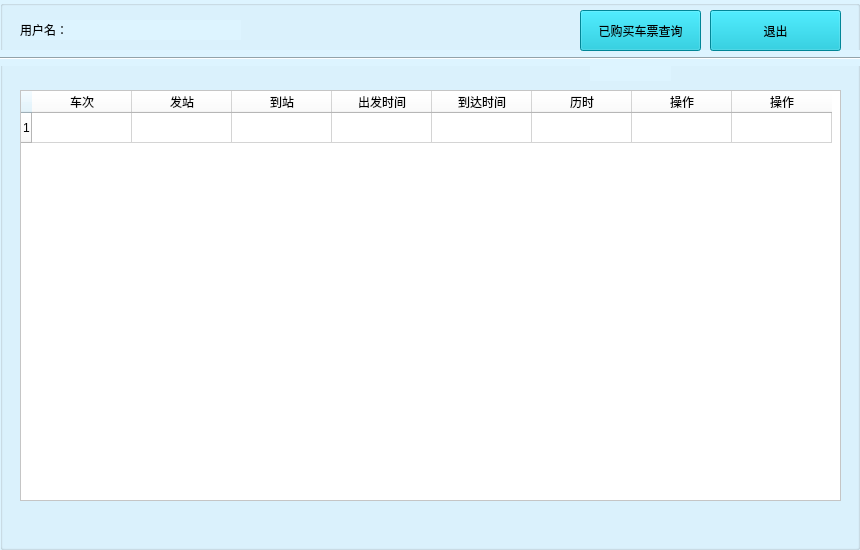
The window that dialog1.ui (PuLing0/sdu_Clanguage_Homework) describes before a commit, drawn with Qt 5.
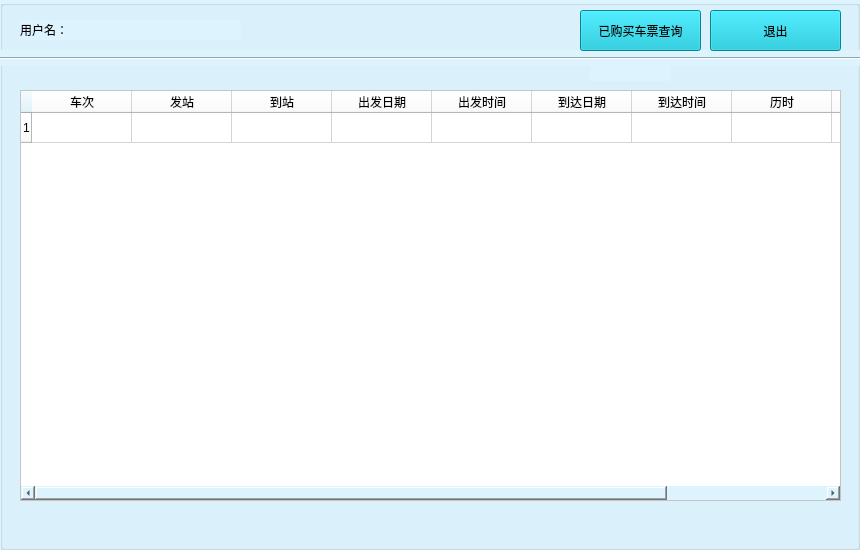
The same window after the commit. Custom widgets are drawn as their Qt base class.

Commit message: 用户中心票据日期显示

What changed in the file:
```diff
--- a/dialog1.ui
+++ b/dialog1.ui
@@ -50,11 +50,21 @@
      <string>到站</string>
     </property>
    </column>
+   <column>
+    <property name="text">
+     <string>出发日期</string>
+    </property>
+   </column>
    <column>
     <property name="text">
      <string>出发时间</string>
     </property>
    </column>
+   <column>
+    <property name="text">
+     <string>到达日期</string>
+    </property>
+   </column>
    <column>
     <property name="text">
      <string>到达时间</string>
```
The commit also changes 3 other files.
